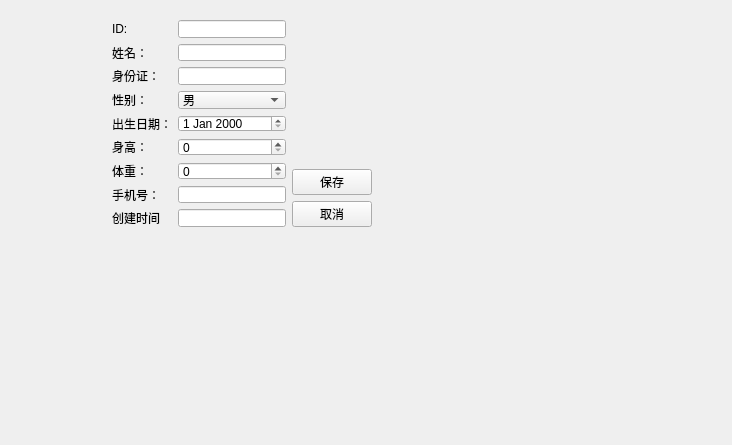
First picture: the form in patienteditview.ui, repository zhuguotiao/Lab, before the edit.
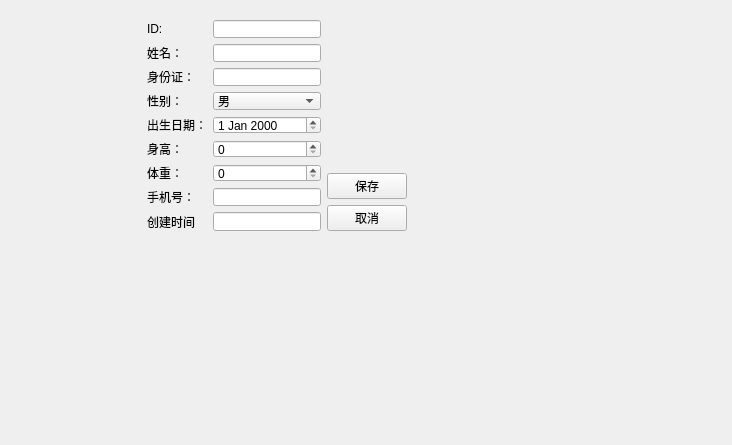
Second picture: the form after the edit.

The edit to the form file:
```diff
--- a/patienteditview.ui
+++ b/patienteditview.ui
@@ -13,13 +13,13 @@
   <property name="windowTitle">
    <string>患者编辑</string>
   </property>
-  <widget class="QWidget" name="">
+  <widget class="QWidget" name="layoutWidget">
    <property name="geometry">
     <rect>
      <x>51</x>
      <y>20</y>
-     <width>381</width>
-     <height>207</height>
+     <width>451</width>
+     <height>211</height>
     </rect>
    </property>
    <layout class="QHBoxLayout" name="horizontalLayout">
```
Left out of the diff: 4 changed lines with no effect on the pictures.
